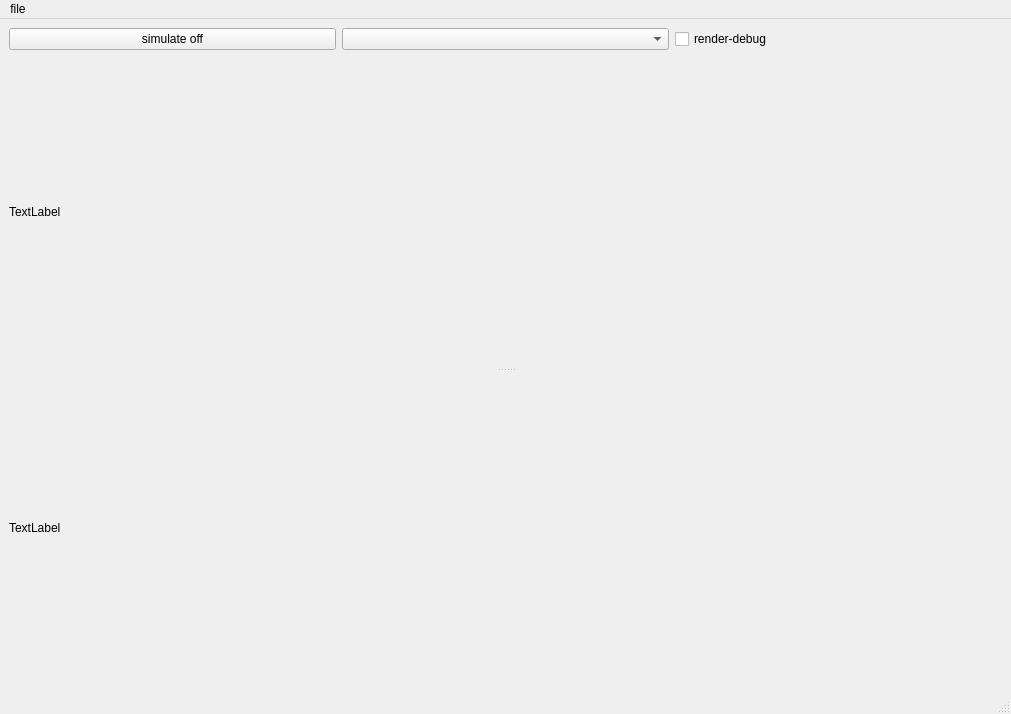
Qt form mainwindow.ui (werasaimon/IPhysicsSimulator3D) before a commit.
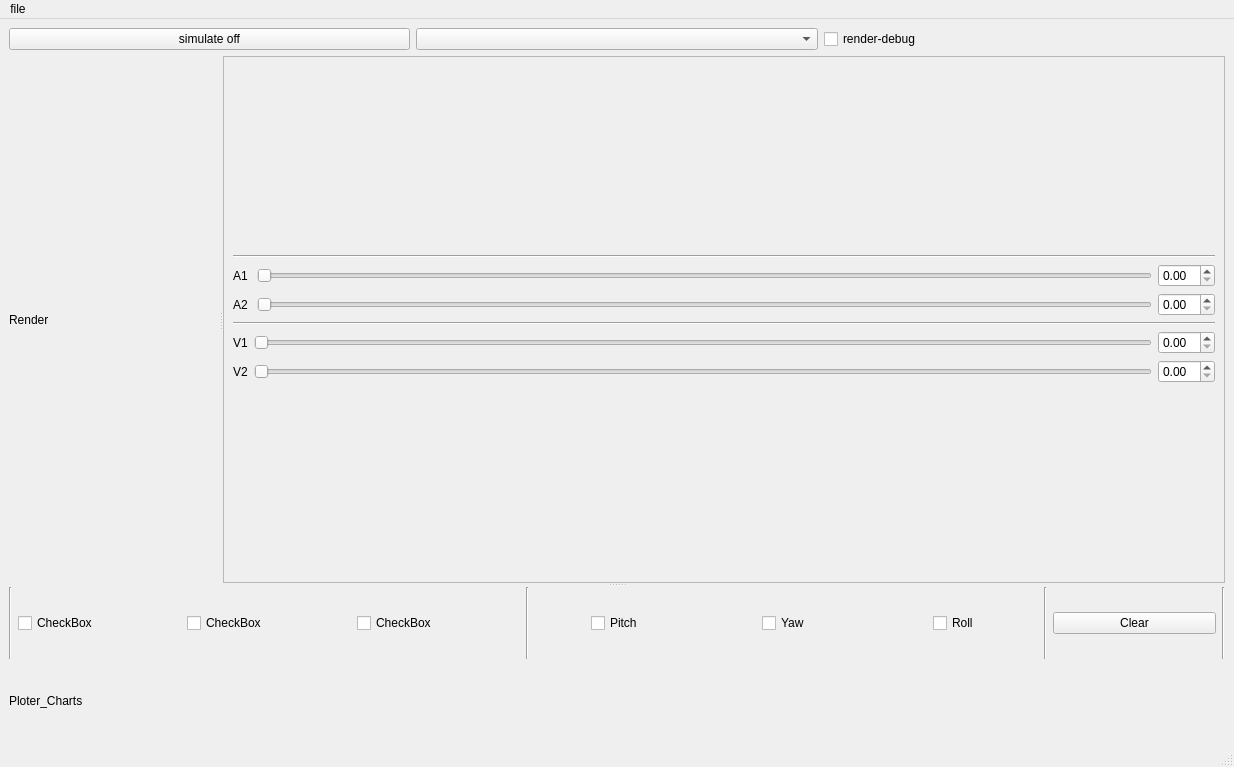
The same form after that commit. Custom widgets are drawn as their Qt base class.

```diff
--- a/mainwindow.ui
+++ b/mainwindow.ui
@@ -6,15 +6,15 @@
    <rect>
     <x>0</x>
     <y>0</y>
-    <width>1011</width>
-    <height>714</height>
+    <width>1234</width>
+    <height>767</height>
    </rect>
   </property>
   <property name="windowTitle">
    <string>MainWindow</string>
   </property>
   <widget class="QWidget" name="centralwidget">
-   <layout class="QGridLayout" name="gridLayout">
+   <layout class="QGridLayout" name="gridLayout_2">
     <item row="0" column="0">
      <layout class="QHBoxLayout" name="horizontalLayout">
       <item>
@@ -37,24 +37,235 @@
      </layout>
     </item>
     <item row="1" column="0">
-     <widget class="QSplitter" name="splitter_2">
+     <widget class="QSplitter" name="splitter_3">
       <property name="orientation">
        <enum>Qt::Vertical</enum>
       </property>
-      <widget class="QSplitter" name="splitter">
+      <widget class="QSplitter" name="splitter_2">
        <property name="orientation">
         <enum>Qt::Horizontal</enum>
        </property>
-       <widget class="GLWidget_Quadrocopter" name="label_opengl">
-        <property name="text">
-         <string>TextLabel</string>
+       <widget class="QSplitter" name="splitter">
+        <property name="orientation">
+         <enum>Qt::Horizontal</enum>
         </property>
+        <widget class="GLWidget_Quadrocopter" name="label_opengl">
+         <property name="text">
+          <string>Render</string>
+         </property>
+        </widget>
+       </widget>
+       <widget class="QScrollArea" name="scrollArea">
+        <property name="widgetResizable">
+         <bool>true</bool>
+        </property>
+        <widget class="QWidget" name="scrollAreaWidgetContents">
+         <property name="geometry">
+          <rect>
+           <x>0</x>
+           <y>0</y>
+           <width>974</width>
+           <height>514</height>
+          </rect>
+         </property>
+         <layout class="QGridLayout" name="gridLayout">
+          <item row="0" column="0">
+           <layout class="QVBoxLayout" name="verticalLayout">
+            <item>
+             <widget class="Line" name="line_2">
+              <property name="orientation">
+               <enum>Qt::Horizontal</enum>
+              </property>
+             </widget>
+            </item>
+            <item>
+             <layout class="QHBoxLayout" name="horizontalLayout_4">
+              <item>
+               <widget class="QLabel" name="label_4">
+                <property name="text">
+                 <string>A1 </string>
+                </property>
+               </widget>
+              </item>
+              <item>
+               <widget class="QSlider" name="horizontalSlider_A1">
+                <property name="orientation">
+                 <enum>Qt::Horizontal</enum>
+                </property>
+               </widget>
+              </item>
+              <item>
+               <widget class="QDoubleSpinBox" name="doubleSpinBox"/>
+              </item>
+             </layout>
+            </item>
+            <item>
+             <layout class="QHBoxLayout" name="horizontalLayout_5">
+              <item>
+               <widget class="QLabel" name="label_3">
+                <property name="text">
+                 <string>A2 </string>
+                </property>
+               </widget>
+              </item>
+              <item>
+               <widget class="QSlider" name="horizontalSlider_A2">
+                <property name="orientation">
+                 <enum>Qt::Horizontal</enum>
+                </property>
+               </widget>
+              </item>
+              <item>
+               <widget class="QDoubleSpinBox" name="doubleSpinBox_2"/>
+              </item>
+             </layout>
+            </item>
+            <item>
+             <widget class="Line" name="line">
+              <property name="orientation">
+               <enum>Qt::Horizontal</enum>
+              </property>
+             </widget>
+            </item>
+            <item>
+             <layout class="QHBoxLayout" name="horizontalLayout_2">
+              <item>
+               <widget class="QLabel" name="label_2">
+                <property name="text">
+                 <string>V1</string>
+                </property>
+               </widget>
+              </item>
+              <item>
+               <widget class="QSlider" name="horizontalSlider_V1">
+                <property name="orientation">
+                 <enum>Qt::Horizontal</enum>
+                </property>
+               </widget>
+              </item>
+              <item>
+               <widget class="QDoubleSpinBox" name="doubleSpinBox_v1"/>
+              </item>
+             </layout>
+            </item>
+            <item>
+             <layout class="QHBoxLayout" name="horizontalLayout_3">
+              <item>
+               <widget class="QLabel" name="label">
+                <property name="text">
+                 <string>V2</string>
+                </property>
+               </widget>
+              </item>
+              <item>
+               <widget class="QSlider" name="horizontalSlider_V2">
+                <property name="orientation">
+                 <enum>Qt::Horizontal</enum>
+                </property>
+               </widget>
+              </item>
+              <item>
+               <widget class="QDoubleSpinBox" name="doubleSpinBox_V2"/>
+              </item>
+             </layout>
+            </item>
+           </layout>
+          </item>
+         </layout>
+        </widget>
        </widget>
       </widget>
-      <widget class="Chart_Widget" name="label_plot">
-       <property name="text">
-        <string>TextLabel</string>
-       </property>
+      <widget class="QWidget" name="layoutWidget">
+       <layout class="QVBoxLayout" name="verticalLayout_2">
+        <item>
+         <layout class="QHBoxLayout" name="horizontalLayout_6">
+          <item>
+           <widget class="Line" name="line_3">
+            <property name="orientation">
+             <enum>Qt::Vertical</enum>
+            </property>
+           </widget>
+          </item>
+          <item>
+           <widget class="QCheckBox" name="checkBox_4">
+            <property name="text">
+             <string>CheckBox</string>
+            </property>
+           </widget>
+          </item>
+          <item>
+           <widget class="QCheckBox" name="checkBox_3">
+            <property name="text">
+             <string>CheckBox</string>
+            </property>
+           </widget>
+          </item>
+          <item>
+           <widget class="QCheckBox" name="checkBox_2">
+            <property name="text">
+             <string>CheckBox</string>
+            </property>
+           </widget>
+          </item>
+          <item>
+           <widget class="Line" name="line_5">
+            <property name="orientation">
+             <enum>Qt::Vertical</enum>
+            </property>
+           </widget>
+          </item>
+          <item alignment="Qt::AlignHCenter">
+           <widget class="QCheckBox" name="checkBox_Pitch">
+            <property name="text">
+             <string>Pitch</string>
+            </property>
+           </widget>
+          </item>
+          <item alignment="Qt::AlignHCenter">
+           <widget class="QCheckBox" name="checkBox_Yaw">
+            <property name="text">
+             <string>Yaw</string>
+            </property>
+           </widget>
+          </item>
+          <item alignment="Qt::AlignHCenter">
+           <widget class="QCheckBox" name="checkBox_Roll">
+            <property name="text">
+             <string>Roll</string>
+            </property>
+           </widget>
+          </item>
+          <item>
+           <widget class="Line" name="line_6">
+            <property name="orientation">
+             <enum>Qt::Vertical</enum>
+            </property>
+           </widget>
+          </item>
+          <item>
+           <widget class="QPushButton" name="pushButton_ClearChart">
+            <property name="text">
+             <string>Clear</string>
+            </property>
+           </widget>
+          </item>
+          <item>
+           <widget class="Line" name="line_4">
+            <property name="orientation">
+             <enum>Qt::Vertical</enum>
+            </property>
+           </widget>
+          </item>
+         </layout>
+        </item>
+        <item>
+         <widget class="Chart_Widget" name="label_plot">
+          <property name="text">
+           <string>Ploter_Charts</string>
+          </property>
+         </widget>
+        </item>
+       </layout>
       </widget>
      </widget>
     </item>
@@ -65,7 +276,7 @@
     <rect>
      <x>0</x>
      <y>0</y>
-     <width>1011</width>
+     <width>1234</width>
      <height>22</height>
     </rect>
    </property>
```
